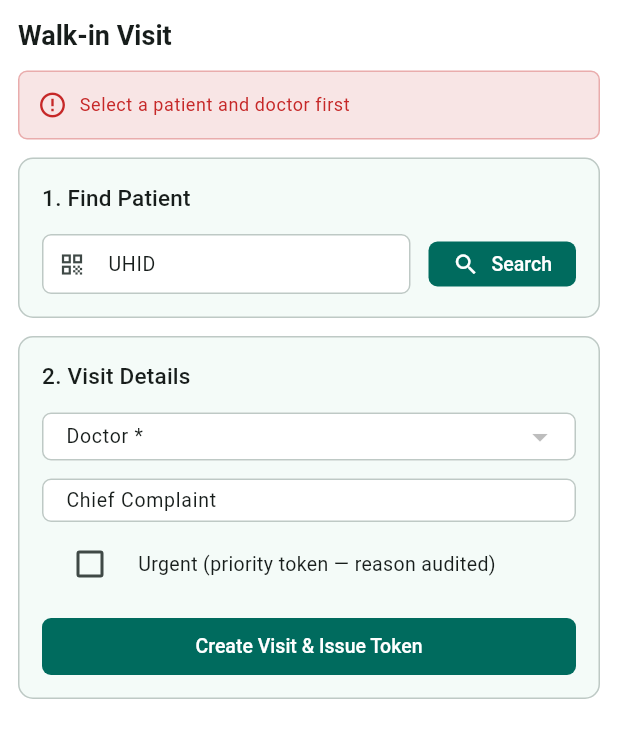
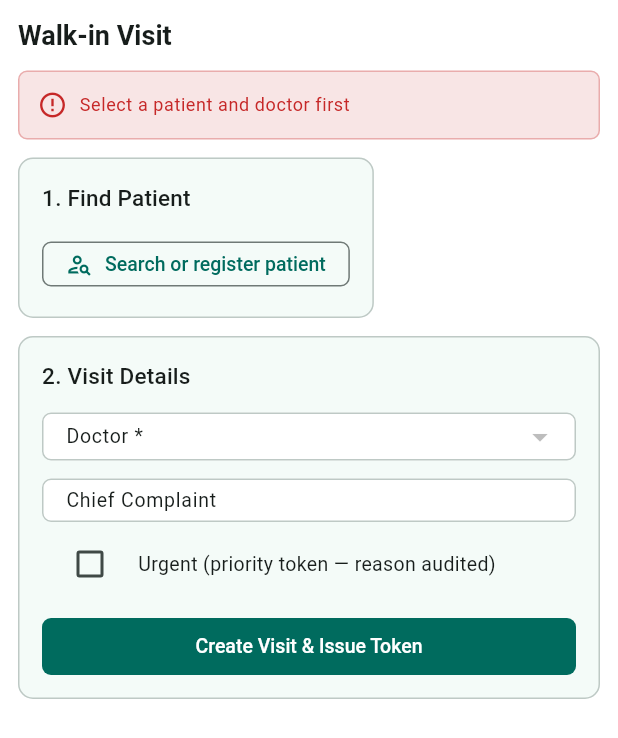
Before and after one commit to DileepJexpert/katixo-hospital-os, a Flutter app: the WalkInScreen widget shown alone on an empty page, opened directly, after a tap on "Create Visit & Issue Token", on a phone screen of 412 x 824 dp. Shown: the top 738 px of the screen. Run offline on Flutter 3.47's test engine with Material 3 defaults, Android fonts, the phone set to English and light mode, and no system bars; our stand-ins replace go_router, shared_preferences; missing offline and left inert: dart:html; accounts and stored records are empty; network calls fail.

Commit message:
Walk-in: search/register patient via the shared picker (not UHID-only)
The walk-in screen could only find a patient by exact UHID, so a clerk who
didn't know the UHID — or had a brand-new patient — was stuck. Replaced the
UHID field with the shared patient picker (search by name/mobile/UHID + inline
"New patient" registration). Selected patient shows with a Change action; the
rest of the flow (doctor, urgent priority, issue token) is unchanged.

Co-Authored-By: Claude Opus 4.8 (1M context) <noreply@anthropic.com>
Claude-Session: https://claude.ai/code/session_013ZACsdEe9qGu7DMNxpSjdy

```diff
--- a/katixo-hospital-app/lib/features/front_desk/walk_in_screen.dart
+++ b/katixo-hospital-app/lib/features/front_desk/walk_in_screen.dart
@@ -7,8 +7,10 @@ import '../../core/api/opd_models.dart';
 import '../../core/responsive/responsive_builder.dart';
 import '../../core/theme/design_tokens.dart';
 import '../../core/widgets/status_chip.dart';
+import '../patient/patient_picker.dart';
 
-/// Walk-in OPD visit: look up patient by UHID, pick doctor, issue token.
+/// Walk-in OPD visit: find the patient (search name/mobile/UHID or register a
+/// new one), pick a doctor, optionally flag urgent, and issue a queue token.
 class WalkInScreen extends StatefulWidget {
   const WalkInScreen({super.key});
 
@@ -17,16 +19,14 @@ class WalkInScreen extends StatefulWidget {
 }
 
 class _WalkInScreenState extends State<WalkInScreen> {
-  final _uhidCtrl = TextEditingController();
   final _complaintCtrl = TextEditingController();
   final _priorityReasonCtrl = TextEditingController();
 
-  PatientResponse? _patient;
+  Map<String, dynamic>? _patient;
   List<StaffMember> _doctors = [];
   int? _selectedDoctorId;
   bool _urgent = false;
 
-  bool _searching = false;
   bool _creating = false;
   String? _error;
   String? _success;
@@ -39,7 +39,6 @@ class _WalkInScreenState extends State<WalkInScreen> {
 
   @override
   void dispose() {
-    _uhidCtrl.dispose();
     _complaintCtrl.dispose();
     _priorityReasonCtrl.dispose();
     super.dispose();
@@ -64,31 +63,9 @@ class _WalkInScreenState extends State<WalkInScreen> {
     }
   }
 
-  Future<void> _searchPatient() async {
-    final uhid = _uhidCtrl.text.trim();
-    if (uhid.isEmpty) return;
-
-    setState(() {
-      _searching = true;
-      _error = null;
-      _patient = null;
-    });
-
-    try {
-      final api = context.read<ApiClient>();
-      final patient = await api.get<PatientResponse>(
-        '/api/v1/patients/uhid/$uhid',
-        fromJson: (json) =>
-            PatientResponse.fromJson(json as Map<String, dynamic>),
-      );
-      setState(() => _patient = patient);
-    } on ApiException catch (e) {
-      setState(() => _error = e.error.message);
-    } catch (e) {
-      setState(() => _error = 'Search failed: $e');
-    } finally {
-      if (mounted) setState(() => _searching = false);
-    }
+  Future<void> _pickPatient() async {
+    final p = await showPatientPicker(context);
+    if (p != null) setState(() => _patient = p);
   }
 
   Future<void> _createVisit() async {
@@ -112,7 +89,7 @@ class _WalkInScreenState extends State<WalkInScreen> {
       final visit = await api.post<VisitResponse>(
         '/api/v1/opd/visits',
         CreateWalkInRequest(
-          patientId: _patient!.id,
+          patientId: _patient!['id'] as int,
           doctorId: _selectedDoctorId!,
           chiefComplaint: _complaintCtrl.text.trim().isEmpty
               ? null
@@ -129,7 +106,6 @@ class _WalkInScreenState extends State<WalkInScreen> {
         _success =
             'Visit ${visit.visitNumber} created — fee ₹${visit.consultationFee} (${visit.feeType})';
         _patient = null;
-        _uhidCtrl.clear();
         _complaintCtrl.clear();
         _priorityReasonCtrl.clear();
         _urgent = false;
@@ -174,38 +150,31 @@ class _WalkInScreenState extends State<WalkInScreen> {
                 children: [
                   Text('1. Find Patient', style: theme.textTheme.titleMedium),
                   const SizedBox(height: Space.md),
-                  Row(
-                    children: [
-                      Expanded(
-                        child: TextField(
-                          controller: _uhidCtrl,
-                          enabled: !_searching,
-                          decoration: const InputDecoration(
-                            labelText: 'UHID',
-                            hintText: 'HOS-1-100001',
-                            prefixIcon: Icon(Icons.qr_code_outlined),
+                  if (_patient == null)
+                    OutlinedButton.icon(
+                      onPressed: _creating ? null : _pickPatient,
+                      icon: const Icon(Icons.person_search_outlined, size: 18),
+                      label: const Text('Search or register patient'),
+                    )
+                  else
+                    ListTile(
+                      contentPadding: EdgeInsets.zero,
+                      leading: const Icon(Icons.person_outline),
+                      title: Text('${_patient!['fullName'] ?? ''}'),
+                      subtitle: Text(
+                          '${_patient!['uhid'] ?? '—'} · ${_patient!['gender'] ?? ''} · ${_patient!['age'] ?? '-'} yrs · ${_patient!['mobile'] ?? ''}'),
+                      trailing: Wrap(
+                        crossAxisAlignment: WrapCrossAlignment.center,
+                        spacing: Space.xs,
+                        children: [
+                          StatusChip.auto('ACTIVE'),
+                          TextButton(
+                            onPressed: _creating ? null : _pickPatient,
+                            child: const Text('Change'),
                           ),
-                          onSubmitted: (_) => _searchPatient(),
-                        ),
+                        ],
                       ),
-                      const SizedBox(width: Space.md),
-                      FilledButton.icon(
-                        onPressed: _searching ? null : _searchPatient,
-                        icon: const Icon(Icons.search, size: 18),
-                        label: Text(_searching ? 'Searching…' : 'Search'),
-                      ),
-                    ],
-                  ),
-                  if (_patient != null) ...[
-                    const SizedBox(height: Space.md),
-                    ListTile(
-                      leading: const Icon(Icons.person_outline),
-                      title: Text(_patient!.fullName),
-                      subtitle: Text(
-                          '${_patient!.uhid} · ${_patient!.gender ?? ''} · ${_patient!.age ?? '-'} yrs · ${_patient!.mobile}'),
-                      trailing: StatusChip.auto('ACTIVE'),
                     ),
-                  ],
                 ],
               ),
             ),
```
